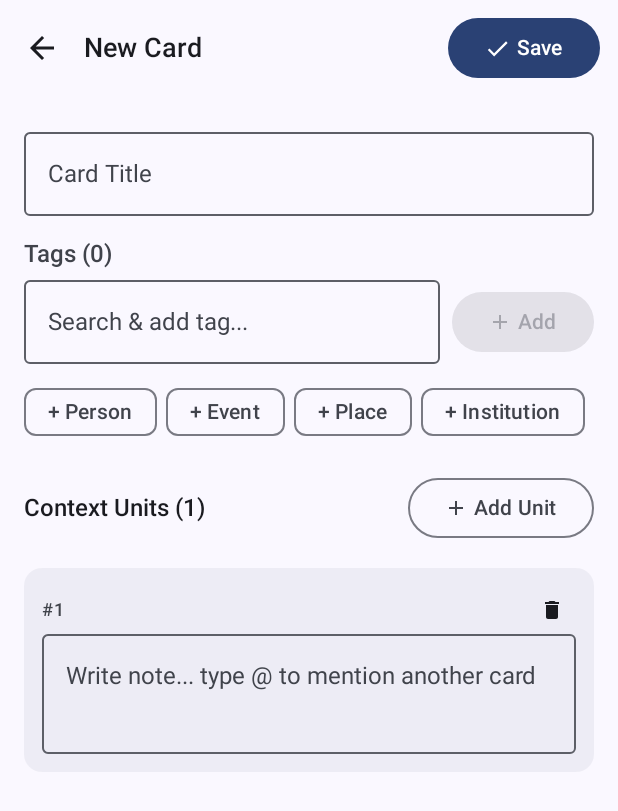
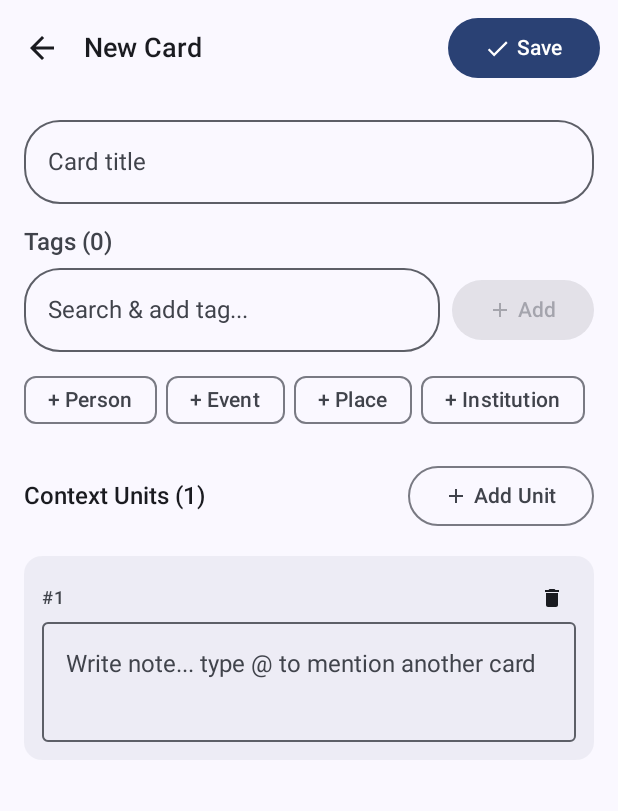
Before and after one commit to kb-p-bk/linkview, an Android app built with Jetpack Compose: the screen it shows after launch (MainActivity), after a tap on "New Card", on a phone screen of 412 x 824 dp. Shown: the top 811 px of the screen. Run offline under Robolectric (Android 15) with nearby library versions, the phone set to English and light mode, and no system bars; our stand-ins replace Dagger/Hilt's generated code, Room's generated code.

Commit message:
Fix keyboard dismissal on tag autocomplete, rank tags by recency/frequency, and unify search pill shapes

```diff
--- a/data/database/src/main/java/com/linkview/data/database/dao/CardDao.kt
+++ b/data/database/src/main/java/com/linkview/data/database/dao/CardDao.kt
@@ -53,10 +53,32 @@ interface CardDao {
     @Query("DELETE FROM card_tags WHERE cardId = :cardId")
     suspend fun deleteCardTagsForCard(cardId: String)
 
-    @Query("SELECT DISTINCT tag FROM card_tags ORDER BY tag ASC")
+    @Query("""
+        SELECT ct.tag
+        FROM card_tags ct
+        JOIN cards c ON ct.cardId = c.id
+        GROUP BY ct.tag
+        ORDER BY MAX(c.updatedAt) DESC, COUNT(ct.cardId) DESC, ct.tag COLLATE NOCASE ASC
+    """)
     fun observeAllTags(): Flow<List<String>>
 
-    @Query("SELECT DISTINCT tag FROM card_tags WHERE tag LIKE '%' || :query || '%' ORDER BY tag ASC LIMIT 20")
+    @Query("""
+        SELECT ct.tag
+        FROM card_tags ct
+        JOIN cards c ON ct.cardId = c.id
+        WHERE ct.tag LIKE '%' || :query || '%' COLLATE NOCASE
+        GROUP BY ct.tag
+        ORDER BY
+            CASE
+                WHEN LOWER(ct.tag) = LOWER(:query) THEN 0
+                WHEN LOWER(ct.tag) LIKE LOWER(:query) || '%' THEN 1
+                ELSE 2
+            END,
+            MAX(c.updatedAt) DESC,
+            COUNT(ct.cardId) DESC,
+            ct.tag COLLATE NOCASE ASC
+        LIMIT 20
+    """)
     fun searchTags(query: String): Flow<List<String>>
 
     @Query("SELECT tag FROM card_tags WHERE cardId = :cardId")
--- a/feature/cards/src/main/java/com/linkview/feature/cards/CardsScreen.kt
+++ b/feature/cards/src/main/java/com/linkview/feature/cards/CardsScreen.kt
@@ -50,6 +50,7 @@ import androidx.compose.ui.Alignment
 import androidx.compose.ui.Modifier
 import androidx.compose.ui.text.font.FontWeight
 import androidx.compose.ui.unit.dp
+import androidx.compose.ui.window.PopupProperties
 import androidx.hilt.navigation.compose.hiltViewModel
 import androidx.lifecycle.compose.collectAsStateWithLifecycle
 import com.linkview.core.model.Card as DomainCard
@@ -155,7 +156,7 @@ fun CardsHeader(
                                 }
                             }
                         },
-                        shape = RoundedCornerShape(20.dp),
+                        shape = RoundedCornerShape(24.dp),
                         singleLine = true,
                         modifier = Modifier.width(175.dp)
                     )
@@ -167,18 +168,9 @@ fun CardsHeader(
 
                     DropdownMenu(
                         expanded = isTagDropdownExpanded && (matchingTags.isNotEmpty() || showCreateOption),
-                        onDismissRequest = { isTagDropdownExpanded = false }
+                        onDismissRequest = { isTagDropdownExpanded = false },
+                        properties = PopupProperties(focusable = false)
                     ) {
-                        if (showCreateOption) {
-                            DropdownMenuItem(
-                                text = { Text("+ Create \"$tagQuery\"") },
-                                leadingIcon = { Icon(Icons.Default.Add, contentDescription = null, modifier = Modifier.size(16.dp)) },
-                                onClick = {
-                                    onAddAndSelectTag(tagQuery)
-                                    isTagDropdownExpanded = false
-                                }
-                            )
-                        }
                         matchingTags.take(8).forEach { tag ->
                             val isSelected = uiState.selectedTags.any { it.equals(tag, ignoreCase = true) }
                             DropdownMenuItem(
@@ -189,6 +181,16 @@ fun CardsHeader(
                                 onClick = {
                                     onToggleTagFilter(tag)
                                     onTagSearchQueryChanged("")
+                                    isTagDropdownExpanded = false
+                                }
+                            )
+                        }
+                        if (showCreateOption) {
+                            DropdownMenuItem(
+                                text = { Text("+ Create \"$tagQuery\"") },
+                                leadingIcon = { Icon(Icons.Default.Add, contentDescription = null, modifier = Modifier.size(16.dp)) },
+                                onClick = {
+                                    onAddAndSelectTag(tagQuery)
                                     isTagDropdownExpanded = false
                                 }
                             )
--- a/feature/cards/src/main/java/com/linkview/feature/cards/CardsViewModel.kt
+++ b/feature/cards/src/main/java/com/linkview/feature/cards/CardsViewModel.kt
@@ -22,6 +22,8 @@ import kotlinx.coroutines.flow.update
 import kotlinx.coroutines.launch
 import javax.inject.Inject
 
+private val DEFAULT_CARD_TYPES = listOf("Person", "Event", "Place", "Institution", "Concept")
+
 @OptIn(FlowPreview::class, ExperimentalCoroutinesApi::class)
 @HiltViewModel
 class CardsViewModel @Inject constructor(
@@ -45,10 +47,11 @@ class CardsViewModel @Inject constructor(
             }
         }
 
-        // Observe distinct tags
+        // Observe distinct tags (most used recently first)
         viewModelScope.launch {
             cardRepository.observeAllTags().collect { tags ->
-                _uiState.update { it.copy(allAvailableTags = tags) }
+                val sortedTags = (tags + DEFAULT_CARD_TYPES).distinct()
+                _uiState.update { it.copy(allAvailableTags = sortedTags) }
             }
         }
 
--- a/feature/editor/src/main/java/com/linkview/feature/editor/CardEditorScreen.kt
+++ b/feature/editor/src/main/java/com/linkview/feature/editor/CardEditorScreen.kt
@@ -57,6 +57,7 @@ import androidx.compose.ui.Modifier
 import androidx.compose.ui.text.TextRange
 import androidx.compose.ui.text.input.TextFieldValue
 import androidx.compose.ui.unit.dp
+import androidx.compose.ui.window.PopupProperties
 import androidx.hilt.navigation.compose.hiltViewModel
 import androidx.lifecycle.compose.collectAsStateWithLifecycle
 import com.linkview.core.model.Card
@@ -176,8 +177,8 @@ fun CardEditorScreen(
             OutlinedTextField(
                 value = uiState.title,
                 onValueChange = { viewModel.onTitleChanged(it) },
-                label = { Text("Card Title") },
-                placeholder = { Text("Title") },
+                placeholder = { Text("Card title") },
+                shape = RoundedCornerShape(24.dp),
                 singleLine = true,
                 modifier = Modifier.fillMaxWidth(),
                 isError = uiState.errorMessage != null && uiState.title.isBlank()
@@ -243,6 +244,7 @@ fun CardEditorScreen(
                                 isTagDropdownOpen = it.isNotBlank()
                             },
                             placeholder = { Text("Search & add tag...", maxLines = 1) },
+                            shape = RoundedCornerShape(24.dp),
                             singleLine = true,
                             modifier = Modifier.fillMaxWidth()
                         )
@@ -254,23 +256,24 @@ fun CardEditorScreen(
 
                         DropdownMenu(
                             expanded = isTagDropdownOpen && (matchingExisting.isNotEmpty() || isNewTag),
-                            onDismissRequest = { isTagDropdownOpen = false }
+                            onDismissRequest = { isTagDropdownOpen = false },
+                            properties = PopupProperties(focusable = false)
                         ) {
+                            matchingExisting.take(8).forEach { tag ->
+                                DropdownMenuItem(
+                                    text = { Text(tag) },
+                                    onClick = {
+                                        viewModel.addTag(tag)
+                                        isTagDropdownOpen = false
+                                    }
+                                )
+                            }
                             if (isNewTag) {
                                 DropdownMenuItem(
                                     text = { Text("+ Add \"$inputQuery\"") },
                                     leadingIcon = { Icon(Icons.Default.Add, contentDescription = null, modifier = Modifier.size(16.dp)) },
                                     onClick = {
                                         viewModel.addTag(inputQuery)
-                                        isTagDropdownOpen = false
-                                    }
-                                )
-                            }
-                            matchingExisting.take(8).forEach { tag ->
-                                DropdownMenuItem(
-                                    text = { Text(tag) },
-                                    onClick = {
-                                        viewModel.addTag(tag)
                                         isTagDropdownOpen = false
                                     }
                                 )
@@ -283,6 +286,7 @@ fun CardEditorScreen(
                             viewModel.addTag(uiState.tagInputText)
                             isTagDropdownOpen = false
                         },
+                        shape = RoundedCornerShape(24.dp),
                         enabled = uiState.tagInputText.isNotBlank()
                     ) {
                         Icon(Icons.Default.Add, contentDescription = null, modifier = Modifier.size(16.dp))
--- a/feature/editor/src/main/java/com/linkview/feature/editor/CardEditorViewModel.kt
+++ b/feature/editor/src/main/java/com/linkview/feature/editor/CardEditorViewModel.kt
@@ -20,6 +20,8 @@ import kotlinx.coroutines.launch
 import java.util.UUID
 import javax.inject.Inject
 
+private val DEFAULT_CARD_TYPES = listOf("Person", "Event", "Place", "Institution", "Concept")
+
 @HiltViewModel
 class CardEditorViewModel @Inject constructor(
     private val saveCardUseCase: SaveCardUseCase,
@@ -35,7 +37,8 @@ class CardEditorViewModel @Inject constructor(
     init {
         viewModelScope.launch {
             cardRepository.observeAllTags().collect { tags ->
-                _uiState.update { it.copy(allExistingTags = tags) }
+                val sortedTags = (tags + DEFAULT_CARD_TYPES).distinct()
+                _uiState.update { it.copy(allExistingTags = sortedTags) }
             }
         }
     }
```
